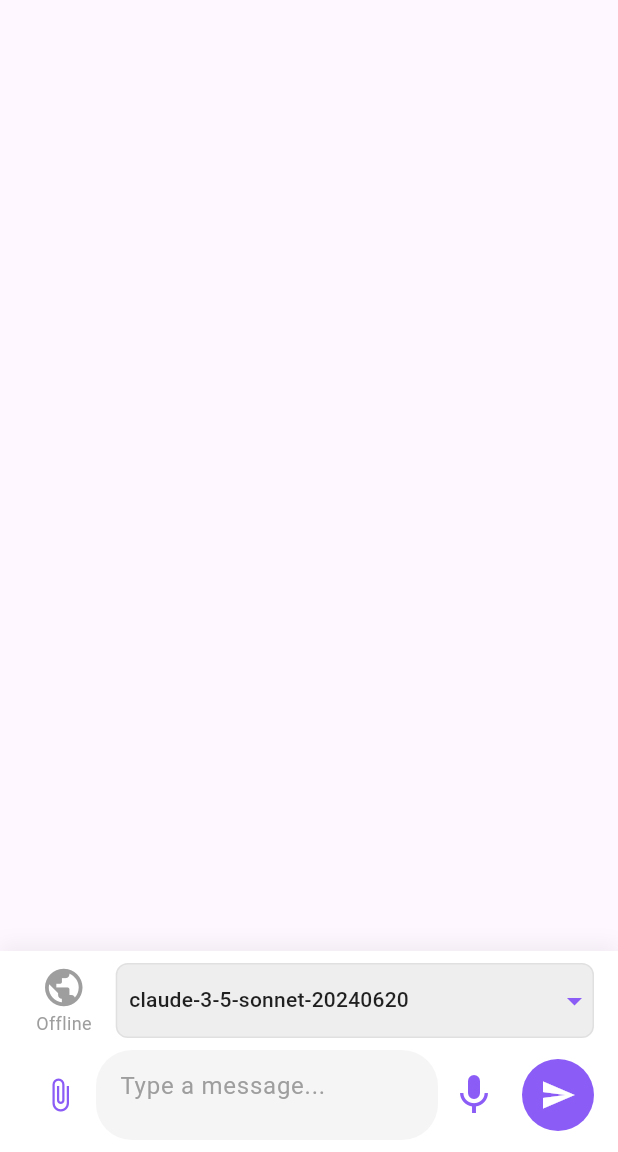
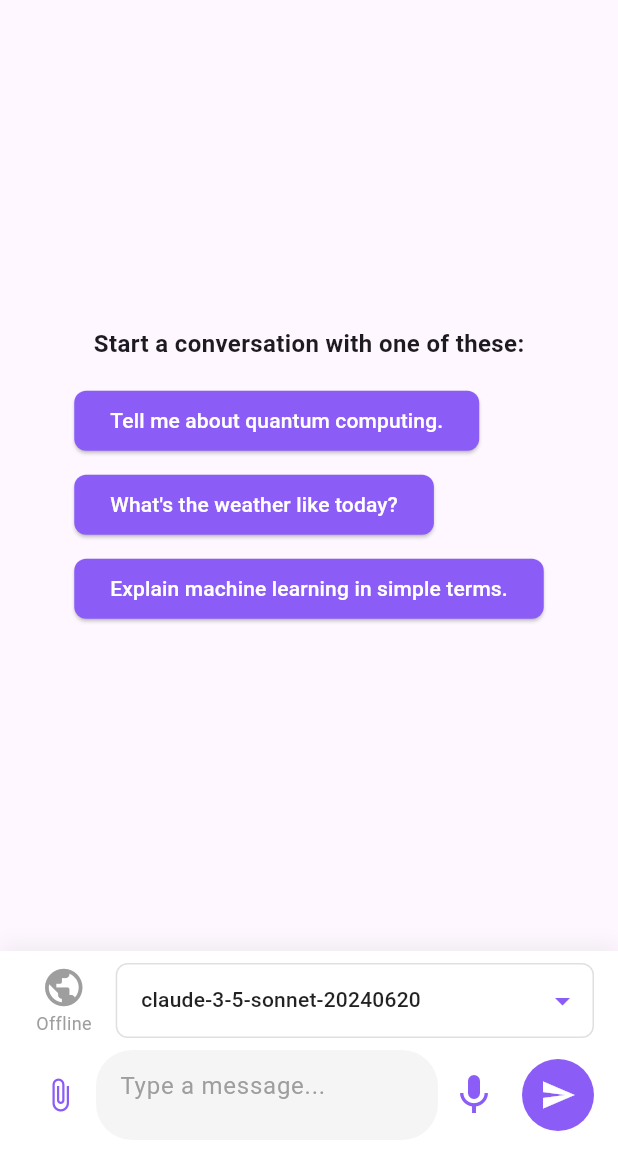
Before and after one commit to pschoudhary-dot/LLM, a Flutter app: the screen it shows after launch, after a tap on the "send" icon, on a phone screen of 412 x 824 dp, the part 84-1236 px from its top. Run offline on Flutter 3.47's test engine with Material 3 defaults, Android fonts, the phone set to English and light mode, and no system bars; our stand-ins replace flutter_markdown, shared_preferences; missing offline and left inert: clipboard.

Commit message:
Adding the chat history func

```diff
--- /dev/null
+++ b/lib/component/chat_history_manager.dart
@@ -0,0 +1,29 @@
+import 'dart:convert';
+import 'package:shared_preferences/shared_preferences.dart';
+import 'models.dart';
+
+class ChatHistoryManager {
+  static const String _chatHistoryKey = 'chat_history';
+
+  // Save chat history to device storage
+  Future<void> saveChatHistory(List<Message> messages) async {
+    final prefs = await SharedPreferences.getInstance();
+    final encodedMessages = messages.map((message) => message.toJson()).toList();
+    await prefs.setString(_chatHistoryKey, jsonEncode(encodedMessages));
+  }
+
+  // Load chat history from device storage
+  Future<List<Message>> loadChatHistory() async {
+    final prefs = await SharedPreferences.getInstance();
+    final savedData = prefs.getString(_chatHistoryKey);
+    if (savedData == null) return [];
+    final decodedMessages = List<Map<String, dynamic>>.from(jsonDecode(savedData));
+    return decodedMessages.map((json) => Message.fromJson(json)).toList();
+  }
+
+  // Clear chat history
+  Future<void> clearChatHistory() async {
+    final prefs = await SharedPreferences.getInstance();
+    await prefs.remove(_chatHistoryKey);
+  }
+}
--- a/lib/component/chat_interface.dart
+++ b/lib/component/chat_interface.dart
@@ -4,20 +4,8 @@ import 'dart:convert';
 import 'package:flutter_markdown/flutter_markdown.dart';
 import 'package:clipboard/clipboard.dart';
 import 'models.dart';
-import 'tavily_service.dart'; // Import the Tavily service
-
-// Message class remains the same
-class Message {
-  final String content;
-  final bool isUser;
-  final DateTime timestamp;
-
-  Message({
-    required this.content,
-    required this.isUser,
-    required this.timestamp,
-  });
-}
+import 'tavily_service.dart';
+import 'chat_history_manager.dart'; // Import the new chat history manager
 
 class ChatInterface extends StatefulWidget {
   @override
@@ -32,42 +20,58 @@ class _ChatInterfaceState extends State<ChatInterface> {
   late String _selectedModel;
   final String apiKey = 'ddc-m4qlvrgpt1W1E4ZXc4bvm5T5Z6CRFLeXRCx9AbRuQOcGpFFrX2';
   final String apiUrl = 'https://api.sree.shop/v1/chat/completions';
+  final TavilyService _tavilyService = TavilyService();
+  bool _isOnline = false;
+  final ChatHistoryManager _chatHistoryManager = ChatHistoryManager();
 
-  // Tavily integration
-  final TavilyService _tavilyService = TavilyService();
-  bool _isOnline = false; // Tracks online/offline state
+  // Suggested messages
+  final List<String> _suggestedMessages = [
+    "Tell me about quantum computing.",
+    "What's the weather like today?",
+    "Explain machine learning in simple terms.",
+  ];
 
   @override
   void initState() {
     super.initState();
     _selectedModel = ModelsRepository.models.first.id;
+    _loadChatHistory();
+  }
+
+  Future<void> _loadChatHistory() async {
+    final savedMessages = await _chatHistoryManager.loadChatHistory();
+    setState(() {
+      _messages.addAll(savedMessages);
+    });
+    _scrollToBottom();
   }
 
   Future<void> _sendMessage() async {
     if (_messageController.text.trim().isEmpty) return;
 
     final userMessage = _messageController.text;
-    setState(() {
-      _messages.add(Message(
+    final newMessage = Message(
       content: userMessage,
       isUser: true,
       timestamp: DateTime.now(),
-      ));
+    );
+
+    setState(() {
+      _messages.add(newMessage);
       _isLoading = true;
     });
 
     _messageController.clear();
+    _saveChatHistory();
 
     try {
-      // Get AI response
       final aiResponse = await _getAIResponse(userMessage);
 
-      // If online, perform a web search using Tavily
       if (_isOnline) {
         final tavilyResults = await _performWebSearch(userMessage);
         setState(() {
           _messages.add(Message(
-            content: '**PocketLLM:**\n$aiResponse\n\n**Web Search Results:**\n$tavilyResults',
+            content: '$aiResponse\n\n**Web Search Results:**\n$tavilyResults',
             isUser: false,
             timestamp: DateTime.now(),
           ));
@@ -75,7 +79,7 @@ class _ChatInterfaceState extends State<ChatInterface> {
       } else {
         setState(() {
           _messages.add(Message(
-            content: '**PocketLLM:**\n$aiResponse',
+            content: aiResponse,
             isUser: false,
             timestamp: DateTime.now(),
           ));
@@ -93,8 +97,13 @@ class _ChatInterfaceState extends State<ChatInterface> {
       setState(() {
         _isLoading = false;
       });
+      _saveChatHistory();
       _scrollToBottom();
     }
+  }
+
+  Future<void> _saveChatHistory() async {
+    await _chatHistoryManager.saveChatHistory(_messages);
   }
 
   Future<String> _getAIResponse(String userMessage) async {
@@ -149,20 +158,20 @@ class _ChatInterfaceState extends State<ChatInterface> {
   Widget _buildModelSelector() {
     return Expanded(
       child: Container(
+        padding: EdgeInsets.symmetric(horizontal: 8),
         decoration: BoxDecoration(
-          color: Colors.grey[200],
+          border: Border.all(color: Colors.grey[300]!),
           borderRadius: BorderRadius.circular(8),
-          border: Border.all(color: Colors.grey[300]!),
         ),
         child: Theme(
           data: ThemeData(
-            canvasColor: Colors.grey[200], // Background color of dropdown
+            canvasColor: Colors.white,
           ),
           child: DropdownButtonHideUnderline(
             child: DropdownButton<String>(
               value: _selectedModel,
+              icon: Icon(Icons.arrow_drop_down, color: Color(0xFF8B5CF6)),
               isExpanded: true,
-              icon: Icon(Icons.arrow_drop_down, color: Color(0xFF8B5CF6)),
               items: ModelsRepository.models.map((model) {
                 return DropdownMenuItem<String>(
                   value: model.id,
@@ -170,6 +179,7 @@ class _ChatInterfaceState extends State<ChatInterface> {
                     padding: const EdgeInsets.symmetric(horizontal: 8.0),
                     child: Text(
                       model.id,
+                      overflow: TextOverflow.ellipsis,
                       style: TextStyle(
                         color: Colors.black87,
                         fontSize: 14,
@@ -221,13 +231,52 @@ class _ChatInterfaceState extends State<ChatInterface> {
     );
   }
 
+  Widget _buildSuggestedMessages() {
+    return Center(
+      child: Column(
+        mainAxisSize: MainAxisSize.min,
+        children: [
+          Text(
+            "Start a conversation with one of these:",
+            style: TextStyle(fontSize: 16, fontWeight: FontWeight.bold),
+          ),
+          SizedBox(height: 16),
+          Wrap(
+            spacing: 8,
+            runSpacing: 8,
+            children: _suggestedMessages.map((message) {
+              return ElevatedButton(
+                onPressed: () {
+                  _messageController.text = message;
+                  _sendMessage();
+                },
+                style: ElevatedButton.styleFrom(
+                  backgroundColor: Color(0xFF8B5CF6),
+                  shape: RoundedRectangleBorder(
+                    borderRadius: BorderRadius.circular(8),
+                  ),
+                ),
+                child: Text(
+                  message,
+                  style: TextStyle(color: Colors.white),
+                ),
+              );
+            }).toList(),
+          ),
+        ],
+      ),
+    );
+  }
+
   @override
   Widget build(BuildContext context) {
     return Scaffold(
       body: Column(
         children: [
           Expanded(
-            child: ListView.builder(
+            child: _messages.isEmpty
+                ? _buildSuggestedMessages()
+                : ListView.builder(
                     controller: _scrollController,
                     padding: EdgeInsets.only(top: 16, bottom: 16),
                     itemCount: _messages.length,
@@ -242,7 +291,6 @@ class _ChatInterfaceState extends State<ChatInterface> {
                 valueColor: AlwaysStoppedAnimation(Color(0xFF8B5CF6)),
               ),
             ),
-          // Input Area with Model Selector and Web Icon
           Container(
             decoration: BoxDecoration(
               color: Colors.white,
@@ -257,7 +305,6 @@ class _ChatInterfaceState extends State<ChatInterface> {
             padding: EdgeInsets.symmetric(horizontal: 16, vertical: 8),
             child: Column(
               children: [
-                // Row for Web Icon and Model Selector
                 Row(
                   children: [
                     _buildWebIcon(),
@@ -266,7 +313,6 @@ class _ChatInterfaceState extends State<ChatInterface> {
                   ],
                 ),
                 SizedBox(height: 8),
-                // Input Field
                 Row(
                   children: [
                     IconButton(
@@ -277,28 +323,25 @@ class _ChatInterfaceState extends State<ChatInterface> {
                     ),
                     Expanded(
                       child: Container(
-                        height: 60, // Increased height for better usability
+                        height: 60,
                         decoration: BoxDecoration(
                           color: Colors.grey[100],
                           borderRadius: BorderRadius.circular(24),
                         ),
                         child: TextField(
                           controller: _messageController,
-                          maxLines: null, // Allow multiple lines
+                          maxLines: null,
                           decoration: InputDecoration(
                             hintText: 'Type a message...',
                             hintStyle: TextStyle(color: Colors.grey[500]),
                             border: InputBorder.none,
-                            contentPadding: EdgeInsets.symmetric(
-                              horizontal: 16,
-                              vertical: 12,
-                            ),
+                            contentPadding: EdgeInsets.symmetric(horizontal: 16, vertical: 12),
                           ),
                         ),
                       ),
                     ),
                     IconButton(
-                      icon: Icon(Icons.mic, color: Color(0xFF8B5CF6), size: 32), // Increased size
+                      icon: Icon(Icons.mic, color: Color(0xFF8B5CF6), size: 32),
                       onPressed: () {
                         // Handle voice input functionality
                       },
@@ -351,9 +394,20 @@ class _ChatInterfaceState extends State<ChatInterface> {
             ),
           Flexible(
             child: Column(
-              crossAxisAlignment:
-                  message.isUser ? CrossAxisAlignment.end : CrossAxisAlignment.start,
+              crossAxisAlignment: message.isUser ? CrossAxisAlignment.end : CrossAxisAlignment.start,
               children: [
+                if (!message.isUser)
+                  Padding(
+                    padding: const EdgeInsets.only(bottom: 4.0),
+                    child: Text(
+                      'PocketLLM',
+                      style: TextStyle(
+                        fontWeight: FontWeight.bold,
+                        color: Colors.black87,
+                        fontSize: 14,
+                      ),
+                    ),
+                  ),
                 Container(
                   constraints: BoxConstraints(
                     maxWidth: MediaQuery.of(context).size.width * 0.75,
```
Also changed, not shown: lib/component/models.dart (+29 -0 lines), 2 other files. Lines whose indentation alone changed are shown as unchanged.
